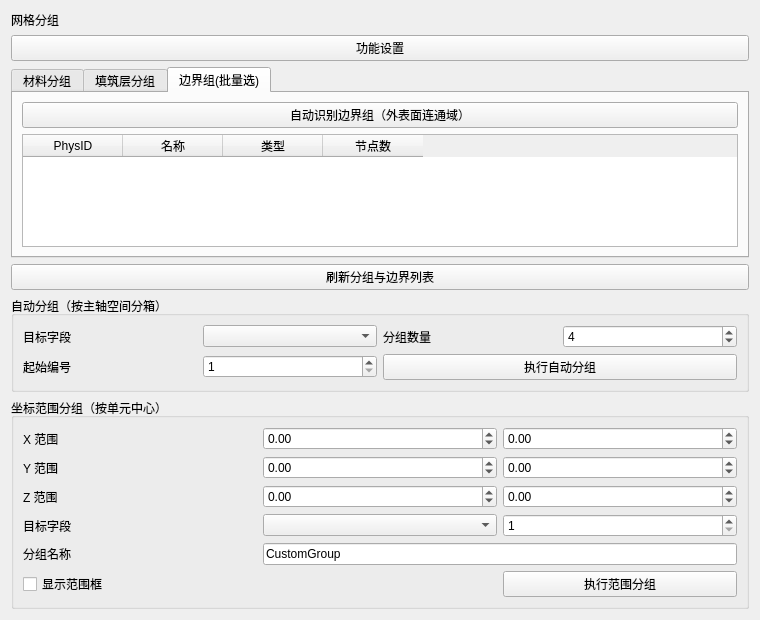
First picture: the form in plugins/Base_Mesh/MeshGroupingWidget.ui, repository asd977/base_cae, before the edit.
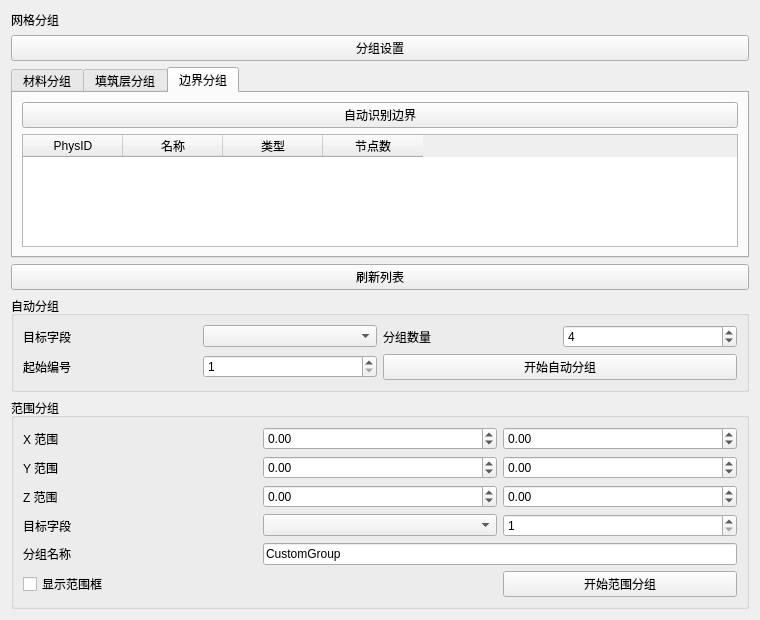
Second picture: the form after the edit. The open tabs and pages were chosen to show the change.

Commit message: 启用并简化网格分组功能入口

Diff of the .ui file:
```diff
--- a/plugins/Base_Mesh/MeshGroupingWidget.ui
+++ b/plugins/Base_Mesh/MeshGroupingWidget.ui
@@ -24,7 +24,7 @@
    <item>
     <widget class="QPushButton" name="sectionTitleButton">
      <property name="text">
-      <string>功能设置</string>
+      <string>分组设置</string>
      </property>
     </widget>
    </item>
@@ -84,13 +84,13 @@
      </widget>
      <widget class="QWidget" name="tabBoundary">
       <attribute name="title">
-       <string>边界组(批量选)</string>
+       <string>边界分组</string>
       </attribute>
       <layout class="QVBoxLayout" name="verticalLayout_4">
        <item>
         <widget class="QPushButton" name="btnAutoBoundaryGrouping">
          <property name="text">
-          <string>自动识别边界组（外表面连通域）</string>
+          <string>自动识别边界</string>
          </property>
         </widget>
        </item>
@@ -125,14 +125,14 @@
    <item>
     <widget class="QPushButton" name="btnRefreshGroups">
      <property name="text">
-      <string>刷新分组与边界列表</string>
+      <string>刷新列表</string>
      </property>
     </widget>
    </item>
    <item>
     <widget class="QGroupBox" name="groupAuto">
      <property name="title">
-      <string>自动分组（按主轴空间分箱）</string>
+      <string>自动分组</string>
      </property>
      <layout class="QGridLayout" name="gridLayoutAuto">
       <item row="0" column="0">
@@ -188,7 +188,7 @@
       <item row="1" column="2" colspan="2">
        <widget class="QPushButton" name="btnAutoGrouping">
         <property name="text">
-         <string>执行自动分组</string>
+         <string>开始自动分组</string>
         </property>
        </widget>
       </item>
@@ -198,7 +198,7 @@
    <item>
     <widget class="QGroupBox" name="groupRange">
      <property name="title">
-      <string>坐标范围分组（按单元中心）</string>
+      <string>范围分组</string>
      </property>
      <layout class="QGridLayout" name="gridLayoutRange">
       <item row="0" column="0"><widget class="QLabel" name="labelX"><property name="text"><string>X 范围</string></property></widget></item>
@@ -216,7 +216,7 @@
       <item row="4" column="0"><widget class="QLabel" name="labelName"><property name="text"><string>分组名称</string></property></widget></item>
       <item row="4" column="1" colspan="2"><widget class="QLineEdit" name="edtGroupName"><property name="text"><string>CustomGroup</string></property></widget></item>
       <item row="5" column="0" colspan="2"><widget class="QCheckBox" name="chkShowRangeBox"><property name="text"><string>显示范围框</string></property></widget></item>
-      <item row="5" column="2"><widget class="QPushButton" name="btnRangeGrouping"><property name="text"><string>执行范围分组</string></property></widget></item>
+      <item row="5" column="2"><widget class="QPushButton" name="btnRangeGrouping"><property name="text"><string>开始范围分组</string></property></widget></item>
      </layout>
     </widget>
    </item>
```
Lines whose indentation alone changed are shown as unchanged. The commit also changes 2 other files.
